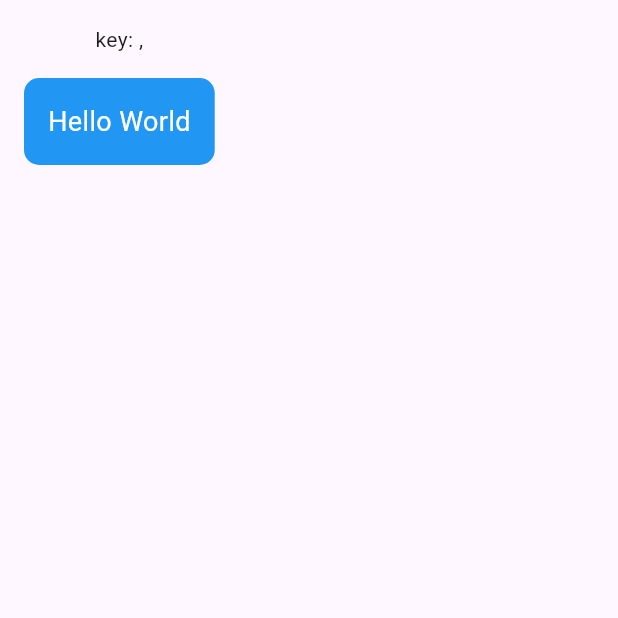
After one commit to Adnerson/final-project, a Flutter app: the CallScreen screen opened directly, on a phone screen of 412 x 824 dp, the top half of it. The commit adds this screen. Run offline on Flutter 3.47's test engine with Material 3 defaults, Android fonts, the phone set to English and light mode, and no system bars.

Commit message:
first screen

```diff
--- /dev/null
+++ b/lib/screens/call_screen.dart
@@ -0,0 +1,43 @@
+import 'package:flutter/rendering.dart';
+import 'package:flutter/material.dart';
+
+class CallScreen extends StatefulWidget {
+  const CallScreen({Key? key}) : super(key: key);
+
+  @override
+  CallScreenState createState() => CallScreenState();
+}
+
+class CallScreenState extends State<CallScreen> {
+  @override
+  Widget build(BuildContext context) {
+    return Scaffold(
+      body: Padding(
+        padding: const EdgeInsets.all(16.0),
+        child: Column(
+          crossAxisAlignment: CrossAxisAlignment.center,
+          mainAxisAlignment: MainAxisAlignment.start,
+          children: [
+            const Text('key: ,'),
+            const SizedBox(height: 8),
+            Container(
+              padding: const EdgeInsets.all(16),
+              margin: const EdgeInsets.symmetric(vertical: 8),
+              decoration: BoxDecoration(
+                borderRadius: BorderRadius.circular(10), // Adjust the radius as needed
+                color: Colors.blue, // Change the color as needed
+              ),
+              child: const Text(
+                'Hello World',
+                style: TextStyle(
+                  color: Colors.white, // Change the text color as needed
+                  fontSize: 18, // Change the font size as needed
+                ),
+              ),
+            ),
+          ],
+        ),
+      ),
+    );
+  }
+}
```
Also changed, not shown: lib/main.dart (+12 -0 lines), lib/screens/diagnosis_screen.dart (added, +43 -0 lines), lib/screens/home_screen.dart (added, +43 -0 lines), lib/screens/medication_screen.dart (added, +132 -0 lines), pubspec.lock.
